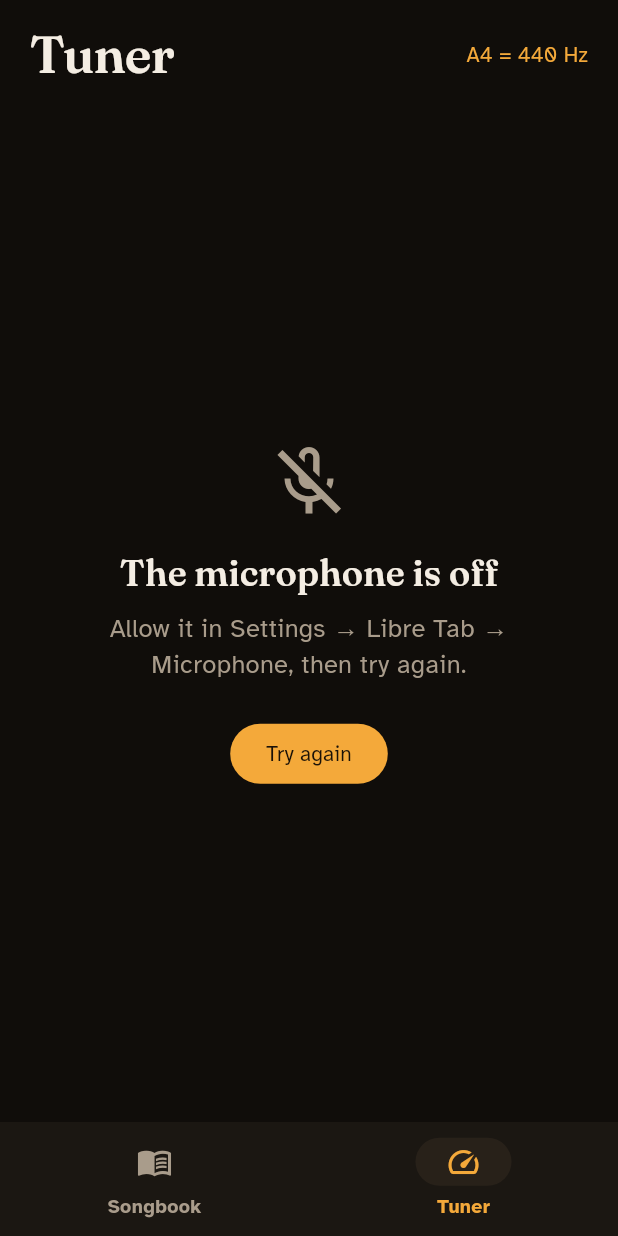
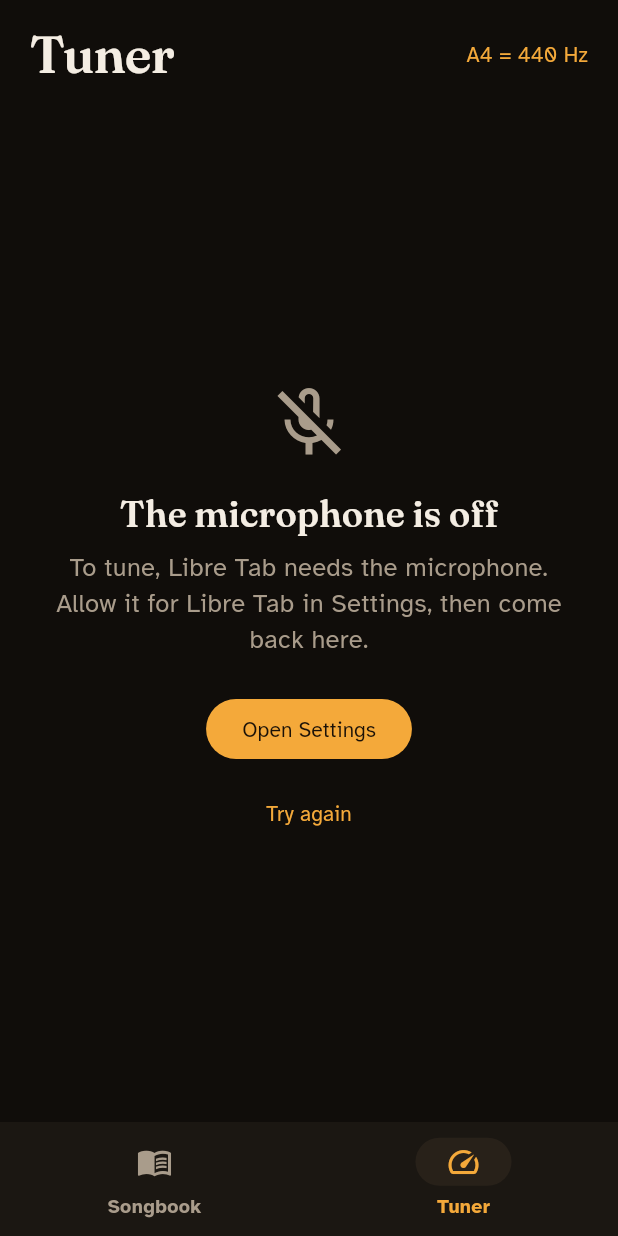
Before and after one commit to Brunux/libre-tab, a Flutter app: the TunerScreen screen opened by its route, after a tap on "Start tuner", on a phone screen of 412 x 824 dp. Run offline on Flutter 3.47's test engine with Material 3 defaults, Android fonts, the phone set to English and light mode, and no system bars; our stand-ins replace drift, drift_flutter, file_picker, flutter_riverpod, flutter_slidable, go_router and 4 more; missing offline and left inert: record; accounts and stored records are empty; generated files the repository leaves out were written again; project files that could hold a hidden picture were left out.

Commit message:
Permission prompts: Open Settings after a refusal, camera dialog
The system asks for a permission only once, so a refusal now always gives
a way forward:
- Tuner: "The microphone is off" has Open Settings (straight to Libre
  Tab's page) and Try again; coming back with it allowed starts listening.
- Scan photo: a refused camera shows a dialog with Open Settings, Choose
  from photos (no permission needed) or Cancel, instead of a snackbar.
- Wording is platform-neutral. Small native bridge libre_tab/app_settings
  (UIApplication.openSettingsURLString / ACTION_APPLICATION_DETAILS_SETTINGS).
- docs: permission table in DESIGN.md; 5.1.1(iv) row in app-review.md.

Co-Authored-By: Claude Opus 5.5 <noreply@anthropic.com>

```diff
--- /dev/null
+++ b/lib/core/device/app_settings.dart
@@ -0,0 +1,34 @@
+import 'package:flutter/services.dart';
+import 'package:flutter_riverpod/flutter_riverpod.dart';
+
+/// Opens Libre Tab's page in the system Settings, where a refused
+/// permission (microphone, camera) can be allowed again: the system never
+/// asks twice. Behind a provider so tests can fake it.
+final appSettingsProvider = Provider<AppSettings>(
+  (ref) => const ChannelAppSettings(),
+);
+
+// An interface, not a function, so tests can override the provider.
+// ignore: one_member_abstracts
+abstract interface class AppSettings {
+  /// Whether the settings page opened.
+  Future<bool> open();
+}
+
+/// ios/Runner/AppDelegate.swift and android/…/MainActivity.kt.
+class ChannelAppSettings implements AppSettings {
+  const ChannelAppSettings();
+
+  static const _channel = MethodChannel('libre_tab/app_settings');
+
+  @override
+  Future<bool> open() async {
+    try {
+      return await _channel.invokeMethod<bool>('open') ?? false;
+    } on MissingPluginException {
+      return false;
+    } on PlatformException {
+      return false;
+    }
+  }
+}
--- a/lib/features/tuner/presentation/tuner_screen.dart
+++ b/lib/features/tuner/presentation/tuner_screen.dart
@@ -4,6 +4,7 @@ import 'package:flutter/material.dart';
 import 'package:flutter_riverpod/flutter_riverpod.dart';
 import 'package:libre_tab/app/theme/app_theme.dart';
 import 'package:libre_tab/app/theme/libre_colors.dart';
+import 'package:libre_tab/core/device/app_settings.dart';
 import 'package:libre_tab/core/device/keep_awake.dart';
 import 'package:libre_tab/core/music/tunings.dart';
 import 'package:libre_tab/core/widgets/readable_width.dart';
@@ -103,12 +104,16 @@ class _TunerScreenState extends ConsumerState<TunerScreen> {
       body: ReadableWidth(
         maxWidth: 640,
         child: switch (state.status) {
+          // The system asks only once: point to Settings, and come back
+          // to a running tuner (it retries when the app returns).
           TunerStatus.denied => _Message(
             icon: Icons.mic_off_outlined,
             title: l10n.micDeniedTitle,
             body: l10n.micDeniedBody,
-            action: l10n.tryAgain,
-            onAction: _tuner.start,
+            action: l10n.openSettings,
+            onAction: () => ref.read(appSettingsProvider).open(),
+            secondary: l10n.tryAgain,
+            onSecondary: _tuner.start,
           ),
           _ when firstTime => _Message(
             icon: Icons.mic_none_outlined,
@@ -396,6 +401,8 @@ class _Message extends StatelessWidget {
     required this.body,
     required this.action,
     required this.onAction,
+    this.secondary,
+    this.onSecondary,
   });
 
   final IconData icon;
@@ -403,6 +410,8 @@ class _Message extends StatelessWidget {
   final String body;
   final String action;
   final VoidCallback onAction;
+  final String? secondary;
+  final VoidCallback? onSecondary;
 
   @override
   Widget build(BuildContext context) {
@@ -427,6 +436,10 @@ class _Message extends StatelessWidget {
             ),
             const SizedBox(height: 24),
             FilledButton(onPressed: onAction, child: Text(action)),
+            if (secondary case final label?) ...[
+              const SizedBox(height: 8),
+              TextButton(onPressed: onSecondary, child: Text(label)),
+            ],
           ],
         ),
       ),
--- a/lib/l10n/app_en.arb
+++ b/lib/l10n/app_en.arb
@@ -132,7 +132,7 @@
   "tunerIntroBody": "The tuner listens to your guitar through the microphone. Nothing is recorded or saved.",
   "startTuner": "Start tuner",
   "micDeniedTitle": "The microphone is off",
-  "micDeniedBody": "Allow it in Settings → Libre Tab → Microphone, then try again.",
+  "micDeniedBody": "To tune, Libre Tab needs the microphone. Allow it for Libre Tab in Settings, then come back here.",
   "tryAgain": "Try again",
   "playAString": "Play a string",
   "inTune": "In tune",
@@ -323,7 +323,6 @@
   "noTextFound": "No text found in that photo. Try a closer, sharper photo in good light.",
   "scanDone": "Check the chords against the photo before saving.",
   "scanError": "Couldn't read that photo.",
-  "cameraDenied": "Libre Tab can't use the camera. You can allow it in Settings.",
   "readingPhotoOf": "Reading photo {current} of {total}…",
   "@readingPhotoOf": {
     "placeholders": {
@@ -357,5 +356,8 @@
   "privacyMicBody": "The tuner listens only while the Tuner tab is on screen. The sound is analyzed on the device and thrown away at once: nothing is recorded, saved or sent.",
   "privacyPhotosTitle": "Camera and photos",
   "privacyPhotosBody": "Scan photo reads a song from a photo you take or choose. The text is read on the device and the photo isn't kept. When you choose photos, the app only sees the ones you pick.",
-  "privacyMore": "Full privacy policy and questions:"
+  "privacyMore": "Full privacy policy and questions:",
+  "openSettings": "Open Settings",
+  "cameraDeniedTitle": "The camera is off",
+  "cameraDeniedBody": "To take photos of songs, allow the camera for Libre Tab in Settings. You can still choose photos you already have."
 }
--- a/lib/l10n/app_es.arb
+++ b/lib/l10n/app_es.arb
@@ -74,7 +74,7 @@
   "tunerIntroBody": "El afinador escucha tu guitarra con el micrófono. No se graba ni se guarda nada.",
   "startTuner": "Iniciar afinador",
   "micDeniedTitle": "El micrófono está desactivado",
-  "micDeniedBody": "Actívalo en Ajustes → Libre Tab → Micrófono y vuelve a intentarlo.",
+  "micDeniedBody": "Para afinar, Libre Tab necesita el micrófono. Permítelo para Libre Tab en Ajustes y vuelve aquí.",
   "tryAgain": "Reintentar",
   "playAString": "Toca una cuerda",
   "inTune": "Afinada",
@@ -157,7 +157,6 @@
   "noTextFound": "No se encontró texto en esa foto. Prueba una foto más cercana y nítida, con buena luz.",
   "scanDone": "Revisa los acordes contra la foto antes de guardar.",
   "scanError": "No se pudo leer esa foto.",
-  "cameraDenied": "Libre Tab no puede usar la cámara. Puedes permitirlo en Ajustes.",
   "readingPhotoOf": "Leyendo la foto {current} de {total}…",
   "startOver": "Empezar de nuevo",
   "startedOver": "Se vaciaron el título, el artista y el texto.",
@@ -174,5 +173,8 @@
   "privacyMicBody": "El afinador solo escucha mientras la pestaña Afinador está en pantalla. El sonido se analiza en el dispositivo y se descarta al instante: nada se graba, guarda ni envía.",
   "privacyPhotosTitle": "Cámara y fotos",
   "privacyPhotosBody": "Escanear foto lee una canción de una foto que tomas o eliges. El texto se lee en el dispositivo y la foto no se guarda. Al elegir fotos, la app solo ve las que eliges.",
-  "privacyMore": "Política de privacidad completa y preguntas:"
+  "privacyMore": "Política de privacidad completa y preguntas:",
+  "openSettings": "Abrir Ajustes",
+  "cameraDeniedTitle": "La cámara está desactivada",
+  "cameraDeniedBody": "Para tomar fotos de canciones, permite la cámara para Libre Tab en Ajustes. Aun así puedes elegir fotos que ya tienes."
 }
--- a/lib/l10n/app_localizations.dart
+++ b/lib/l10n/app_localizations.dart
@@ -545,7 +545,7 @@ abstract class AppLocalizations {
   /// No description provided for @micDeniedBody.
   ///
   /// In en, this message translates to:
-  /// **'Allow it in Settings → Libre Tab → Microphone, then try again.'**
+  /// **'To tune, Libre Tab needs the microphone. Allow it for Libre Tab in Settings, then come back here.'**
   String get micDeniedBody;
 
   /// No description provided for @tryAgain.
@@ -1040,12 +1040,6 @@ abstract class AppLocalizations {
   /// **'Couldn\'t read that photo.'**
   String get scanError;
 
-  /// No description provided for @cameraDenied.
-  ///
-  /// In en, this message translates to:
-  /// **'Libre Tab can\'t use the camera. You can allow it in Settings.'**
-  String get cameraDenied;
-
   /// No description provided for @readingPhotoOf.
   ///
   /// In en, this message translates to:
@@ -1147,6 +1141,24 @@ abstract class AppLocalizations {
   /// In en, this message translates to:
   /// **'Full privacy policy and questions:'**
   String get privacyMore;
+
+  /// No description provided for @openSettings.
+  ///
+  /// In en, this message translates to:
+  /// **'Open Settings'**
+  String get openSettings;
+
+  /// No description provided for @cameraDeniedTitle.
+  ///
+  /// In en, this message translates to:
+  /// **'The camera is off'**
+  String get cameraDeniedTitle;
+
+  /// No description provided for @cameraDeniedBody.
+  ///
+  /// In en, this message translates to:
+  /// **'To take photos of songs, allow the camera for Libre Tab in Settings. You can still choose photos you already have.'**
+  String get cameraDeniedBody;
 }
 
 class _AppLocalizationsDelegate
--- a/lib/l10n/app_localizations_en.dart
+++ b/lib/l10n/app_localizations_en.dart
@@ -256,7 +256,7 @@ class AppLocalizationsEn extends AppLocalizations {
 
   @override
   String get micDeniedBody =>
-      'Allow it in Settings → Libre Tab → Microphone, then try again.';
+      'To tune, Libre Tab needs the microphone. Allow it for Libre Tab in Settings, then come back here.';
 
   @override
   String get tryAgain => 'Try again';
@@ -595,10 +595,6 @@ class AppLocalizationsEn extends AppLocalizations {
   String get scanError => 'Couldn\'t read that photo.';
 
   @override
-  String get cameraDenied =>
-      'Libre Tab can\'t use the camera. You can allow it in Settings.';
-
-  @override
   String readingPhotoOf(int current, int total) {
     return 'Reading photo $current of $total…';
   }
@@ -656,4 +652,14 @@ class AppLocalizationsEn extends AppLocalizations {
 
   @override
   String get privacyMore => 'Full privacy policy and questions:';
+
+  @override
+  String get openSettings => 'Open Settings';
+
+  @override
+  String get cameraDeniedTitle => 'The camera is off';
+
+  @override
+  String get cameraDeniedBody =>
+      'To take photos of songs, allow the camera for Libre Tab in Settings. You can still choose photos you already have.';
 }
```
Also changed, not shown: lib/features/editor/presentation/song_editor_screen.dart (+46 -1 lines), lib/l10n/app_localizations_es.dart (+11 -5 lines), 7 other files.
